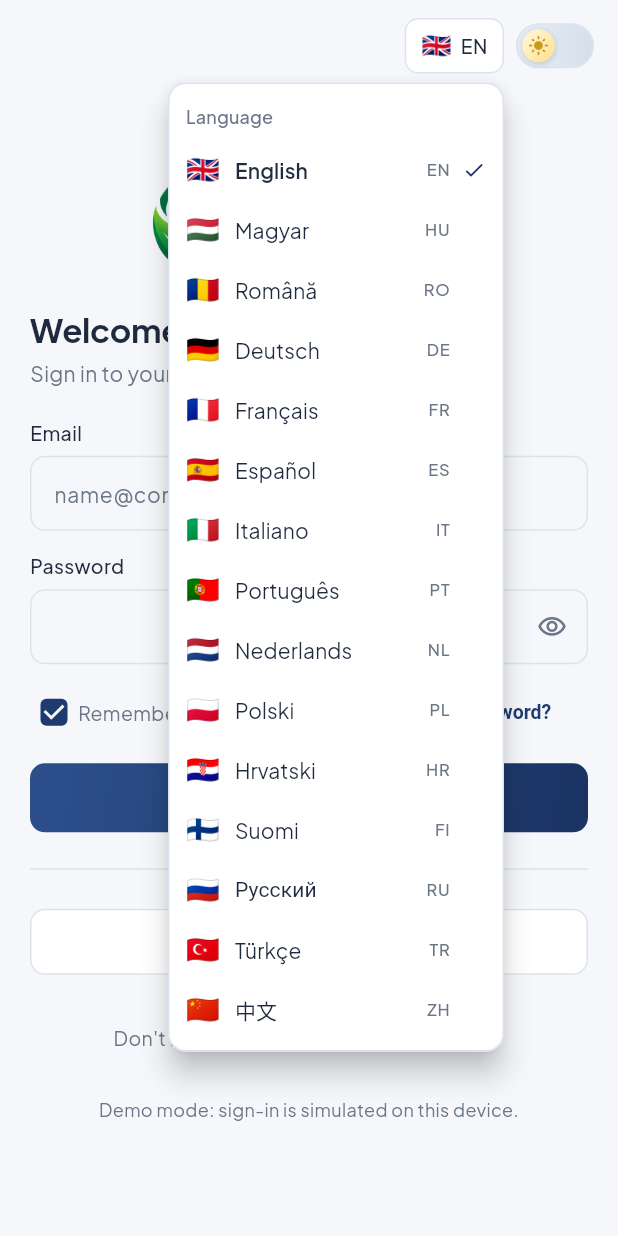
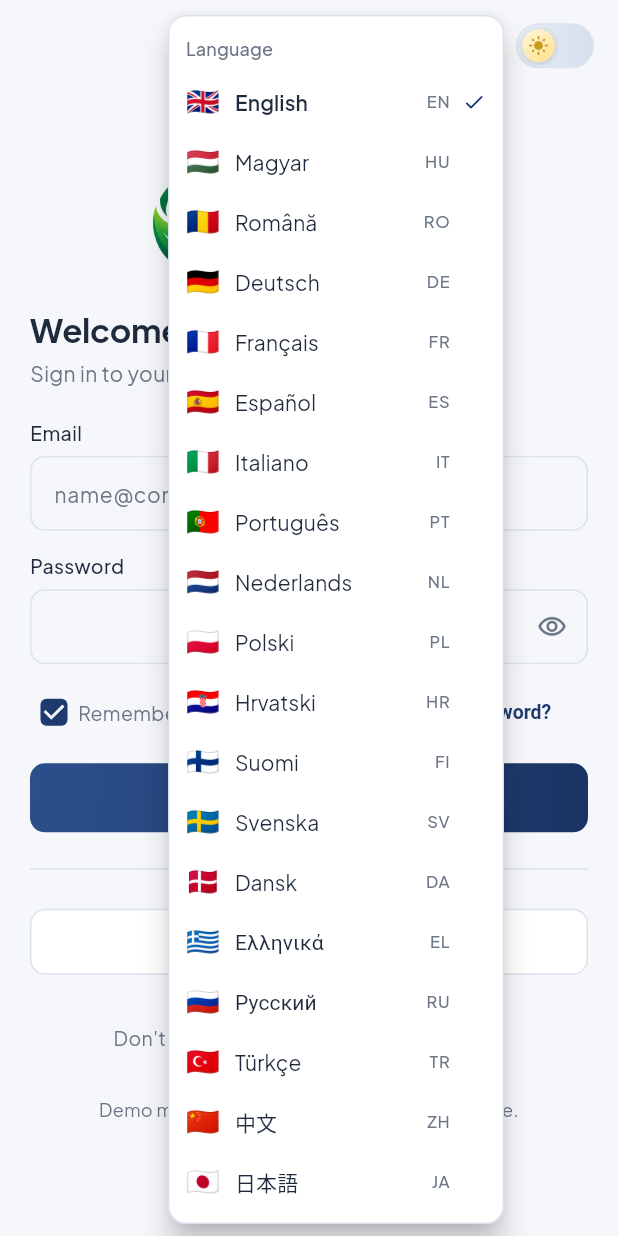
Before and after one commit to galtimi2002/weshape-app, a Flutter app: the screen it shows after launch, after a tap on an icon or button, on a phone screen of 412 x 824 dp. Run offline on Flutter 3.47's test engine with Material 3 defaults, Android fonts, the phone set to English and light mode, and no system bars; our stand-ins replace firebase_auth, firebase_core, google_fonts, google_sign_in, shared_preferences; accounts and stored records are empty; network calls fail.

Commit message:
Add Swedish, Danish, Greek and Japanese (19 languages)

```diff
--- a/lib/core/i18n/app_localizations.dart
+++ b/lib/core/i18n/app_localizations.dart
@@ -4,17 +4,21 @@ import 'app_strings.dart';
 import 'languages.dart';
 import 'strings/strings_de.dart';
 import 'strings/strings_en.dart';
+import 'strings/strings_da.dart';
+import 'strings/strings_el.dart';
 import 'strings/strings_es.dart';
 import 'strings/strings_fi.dart';
 import 'strings/strings_fr.dart';
 import 'strings/strings_hr.dart';
 import 'strings/strings_hu.dart';
 import 'strings/strings_it.dart';
+import 'strings/strings_ja.dart';
 import 'strings/strings_nl.dart';
 import 'strings/strings_pl.dart';
 import 'strings/strings_pt.dart';
 import 'strings/strings_ro.dart';
 import 'strings/strings_ru.dart';
+import 'strings/strings_sv.dart';
 import 'strings/strings_tr.dart';
 import 'strings/strings_zh.dart';
 
@@ -41,9 +45,13 @@ class AppLocalizations {
     'pl': kStringsPl,
     'hr': kStringsHr,
     'fi': kStringsFi,
+    'sv': kStringsSv,
+    'da': kStringsDa,
+    'el': kStringsEl,
     'ru': kStringsRu,
     'tr': kStringsTr,
     'zh': kStringsZh,
+    'ja': kStringsJa,
   };
 
   static AppStrings stringsFor(Locale locale) => byLanguageCode[locale.languageCode] ?? kStringsEn;
--- a/lib/core/i18n/app_strings.dart
+++ b/lib/core/i18n/app_strings.dart
@@ -1,7 +1,7 @@
 /// Every user-facing string in the app.
 ///
 /// A constructor with required named parameters means a string cannot be added
-/// to English without the compiler demanding it in all 15 languages: missing
+/// to English without the compiler demanding it in all 19 languages: missing
 /// translations are a build error, not something to catch in review.
 class AppStrings {
   const AppStrings({
--- a/lib/core/i18n/languages.dart
+++ b/lib/core/i18n/languages.dart
@@ -38,9 +38,14 @@ abstract final class AppLanguages {
     AppLanguage('pl', 'Polski', 'PL'),
     AppLanguage('hr', 'Hrvatski', 'HR'),
     AppLanguage('fi', 'Suomi', 'FI'),
+    AppLanguage('sv', 'Svenska', 'SE'),
+    AppLanguage('da', 'Dansk', 'DK'),
+    AppLanguage('el', 'Ελληνικά', 'GR'),
     AppLanguage('ru', 'Русский', 'RU'),
     AppLanguage('tr', 'Türkçe', 'TR'),
+    // Mandarin, written in simplified characters.
     AppLanguage('zh', '中文', 'CN'),
+    AppLanguage('ja', '日本語', 'JP'),
   ];
 
   static final Map<String, AppLanguage> _byCode = {for (final l in all) l.code: l};
@@ -67,9 +72,13 @@ abstract final class AppLanguages {
       'pl': ['PL'],
       'hr': ['HR', 'BA'],
       'fi': ['FI'],
+      'sv': ['SE', 'AX'],
+      'da': ['DK', 'GL', 'FO'],
+      'el': ['GR', 'CY'],
       'ru': ['RU', 'BY', 'KZ', 'KG'],
       'tr': ['TR'],
       'zh': ['CN', 'TW', 'HK', 'MO'],
+      'ja': ['JP'],
     }.entries)
       for (final country in entry.value) country: entry.key,
   };
--- /dev/null
+++ b/lib/core/i18n/strings/strings_da.dart
@@ -0,0 +1,62 @@
+// GENERATED by tool/gen_strings.py from tool/translations.py. Do not edit.
+
+import '../app_strings.dart';
+
+const AppStrings kStringsDa = AppStrings(
+  tagline: 'Vi går op i den grønne energis fremtid.',
+  language: 'Sprog',
+  switchToDark: 'Skift til mørk tilstand',
+  switchToLight: 'Skift til lys tilstand',
+  welcomeBack: 'Velkommen tilbage',
+  signInSubtitle: 'Log ind på din konto',
+  email: 'E-mail',
+  password: 'Adgangskode',
+  rememberMe: 'Husk mig',
+  forgotPassword: 'Glemt adgangskoden?',
+  signIn: 'Log ind',
+  orDivider: 'eller',
+  continueWithGoogle: 'Fortsæt med Google',
+  noAccount: 'Har du ikke en konto?',
+  createAccount: 'Opret konto',
+  createAccountTitle: 'Opret din konto',
+  signUpSubtitle: 'Det tager under et minut',
+  firstName: 'Fornavn',
+  lastName: 'Efternavn',
+  country: 'Land',
+  selectCountry: 'Vælg dit land',
+  searchCountry: 'Søg efter land',
+  noResults: 'Ingen resultater',
+  languageHint: 'Foreslået ud fra dit land. Du kan altid ændre det.',
+  confirmPassword: 'Bekræft adgangskode',
+  passwordHint: 'Mindst 8 tegn',
+  haveAccount: 'Har du allerede en konto?',
+  completeProfileTitle: 'Et skridt mere',
+  completeProfileSubtitle: 'Fortæl os dit navn og hvor du er',
+  saveAndContinue: 'Gem og fortsæt',
+  greeting: 'Hej, {name}',
+  greetingSubtitle: 'Godt at se dig igen',
+  contentPlaceholder: 'Her kommer menuen og funktionerne',
+  yourCode: 'Din kode',
+  copy: 'Kopiér',
+  copied: 'Kopieret',
+  signOut: 'Log ud',
+  resetPasswordTitle: 'Nulstil adgangskoden',
+  resetPasswordBody: 'Vi sender dig et link, så du kan vælge en ny adgangskode.',
+  send: 'Send',
+  cancel: 'Annuller',
+  resetPasswordSent: 'Tjek din indbakke for linket.',
+  fieldRequired: 'Påkrævet',
+  invalidEmail: 'Angiv en gyldig e-mailadresse',
+  passwordTooShort: 'Brug mindst 8 tegn',
+  passwordsDoNotMatch: 'Adgangskoderne er ikke ens',
+  errorInvalidCredentials: 'Forkert e-mail eller adgangskode.',
+  errorEmailInUse: 'Der findes allerede en konto med denne e-mail. Log ind.',
+  errorTooManyRequests: 'For mange forsøg. Vent et minut, og prøv igen.',
+  errorNetwork: 'Serveren kan ikke nås. Tjek forbindelsen, og prøv igen.',
+  errorGeneric: 'Noget gik galt. Prøv igen.',
+  errorSessionExpired: 'Din session er udløbet. Log ind igen.',
+  retry: 'Prøv igen',
+  serverWakingUp: 'Serveren starter',
+  serverWakingUpHint: 'Efter en periode uden brug kan det tage op til et minut.',
+  demoModeNotice: 'Demotilstand: login simuleres på denne enhed.',
+);
--- /dev/null
+++ b/lib/core/i18n/strings/strings_el.dart
@@ -0,0 +1,62 @@
+// GENERATED by tool/gen_strings.py from tool/translations.py. Do not edit.
+
+import '../app_strings.dart';
+
+const AppStrings kStringsEl = AppStrings(
+  tagline: 'Νοιαζόμαστε για το μέλλον της πράσινης ενέργειας.',
+  language: 'Γλώσσα',
+  switchToDark: 'Αλλαγή σε σκούρο θέμα',
+  switchToLight: 'Αλλαγή σε φωτεινό θέμα',
+  welcomeBack: 'Καλώς ήρθες ξανά',
+  signInSubtitle: 'Συνδέσου στον λογαριασμό σου',
+  email: 'Email',
+  password: 'Κωδικός',
+  rememberMe: 'Να με θυμάσαι',
+  forgotPassword: 'Ξέχασες τον κωδικό;',
+  signIn: 'Σύνδεση',
+  orDivider: 'ή',
+  continueWithGoogle: 'Συνέχεια με Google',
+  noAccount: 'Δεν έχεις λογαριασμό;',
+  createAccount: 'Δημιουργία λογαριασμού',
+  createAccountTitle: 'Δημιούργησε τον λογαριασμό σου',
+  signUpSubtitle: 'Χρειάζεται λιγότερο από ένα λεπτό',
+  firstName: 'Όνομα',
+  lastName: 'Επώνυμο',
+  country: 'Χώρα',
+  selectCountry: 'Επίλεξε τη χώρα σου',
+  searchCountry: 'Αναζήτηση χώρας',
+  noResults: 'Δεν βρέθηκαν αποτελέσματα',
+  languageHint: 'Προτείνεται με βάση τη χώρα σου. Μπορείς να την αλλάξεις όποτε θέλεις.',
+  confirmPassword: 'Επιβεβαίωση κωδικού',
+  passwordHint: 'Τουλάχιστον 8 χαρακτήρες',
+  haveAccount: 'Έχεις ήδη λογαριασμό;',
+  completeProfileTitle: 'Ένα βήμα ακόμα',
+  completeProfileSubtitle: 'Πες μας το όνομά σου και πού βρίσκεσαι',
+  saveAndContinue: 'Αποθήκευση και συνέχεια',
+  greeting: 'Γεια σου, {name}',
+  greetingSubtitle: 'Χαιρόμαστε που σε ξαναβλέπουμε',
+  contentPlaceholder: 'Εδώ θα εμφανιστούν το μενού και οι λειτουργίες',
+  yourCode: 'Ο κωδικός σου',
+  copy: 'Αντιγραφή',
+  copied: 'Αντιγράφηκε',
+  signOut: 'Αποσύνδεση',
+  resetPasswordTitle: 'Επαναφορά κωδικού',
+  resetPasswordBody: 'Θα σου στείλουμε email με σύνδεσμο για νέο κωδικό.',
+  send: 'Αποστολή',
+  cancel: 'Άκυρο',
+  resetPasswordSent: 'Έλεγξε τα εισερχόμενά σου για τον σύνδεσμο.',
+  fieldRequired: 'Υποχρεωτικό',
+  invalidEmail: 'Γράψε ένα έγκυρο email',
+  passwordTooShort: 'Χρησιμοποίησε τουλάχιστον 8 χαρακτήρες',
+  passwordsDoNotMatch: 'Οι κωδικοί δεν ταιριάζουν',
+  errorInvalidCredentials: 'Λάθος email ή κωδικός.',
+  errorEmailInUse: 'Υπάρχει ήδη λογαριασμός με αυτό το email. Συνδέσου.',
+  errorTooManyRequests: 'Πάρα πολλές προσπάθειες. Περίμενε ένα λεπτό και δοκίμασε ξανά.',
+  errorNetwork: 'Ο διακομιστής δεν είναι διαθέσιμος. Έλεγξε τη σύνδεση και δοκίμασε ξανά.',
+  errorGeneric: 'Κάτι πήγε στραβά. Δοκίμασε ξανά.',
+  errorSessionExpired: 'Η συνεδρία έληξε. Συνδέσου ξανά.',
+  retry: 'Δοκίμασε ξανά',
+  serverWakingUp: 'Ο διακομιστής ξεκινά',
+  serverWakingUpHint: 'Μετά από αδράνεια μπορεί να χρειαστεί έως ένα λεπτό.',
+  demoModeNotice: 'Λειτουργία επίδειξης: η σύνδεση προσομοιώνεται σε αυτή τη συσκευή.',
+);
--- /dev/null
+++ b/lib/core/i18n/strings/strings_ja.dart
@@ -0,0 +1,62 @@
+// GENERATED by tool/gen_strings.py from tool/translations.py. Do not edit.
+
+import '../app_strings.dart';
+
+const AppStrings kStringsJa = AppStrings(
+  tagline: '私たちはグリーンエネルギーの未来を大切にしています。',
+  language: '言語',
+  switchToDark: 'ダークモードに切り替え',
+  switchToLight: 'ライトモードに切り替え',
+  welcomeBack: 'おかえりなさい',
+  signInSubtitle: 'アカウントにログイン',
+  email: 'メールアドレス',
+  password: 'パスワード',
+  rememberMe: 'ログインしたままにする',
+  forgotPassword: 'パスワードをお忘れですか？',
+  signIn: 'ログイン',
+  orDivider: 'または',
+  continueWithGoogle: 'Google で続ける',
+  noAccount: 'アカウントをお持ちでないですか？',
+  createAccount: 'アカウント作成',
+  createAccountTitle: 'アカウントを作成',
+  signUpSubtitle: '1分もかかりません',
+  firstName: '名',
+  lastName: '姓',
+  country: '国・地域',
+  selectCountry: '国・地域を選択',
+  searchCountry: '国・地域を検索',
+  noResults: '該当なし',
+  languageHint: '国・地域に合わせて提案しています。いつでも変更できます。',
+  confirmPassword: 'パスワード（確認）',
+  passwordHint: '8文字以上',
+  haveAccount: 'すでにアカウントをお持ちですか？',
+  completeProfileTitle: 'あと1ステップ',
+  completeProfileSubtitle: 'お名前とお住まいの国・地域を教えてください',
+  saveAndContinue: '保存して続ける',
+  greeting: 'こんにちは、{name}さん',
+  greetingSubtitle: 'またお会いできてうれしいです',
+  contentPlaceholder: 'ここにメニューと機能が表示されます',
+  yourCode: 'あなたのコード',
+  copy: 'コピー',
+  copied: 'コピーしました',
+  signOut: 'ログアウト',
+  resetPasswordTitle: 'パスワードの再設定',
+  resetPasswordBody: '新しいパスワードを設定するためのリンクをメールでお送りします。',
+  send: '送信',
+  cancel: 'キャンセル',
+  resetPasswordSent: '受信トレイで再設定リンクをご確認ください。',
+  fieldRequired: '必須',
+  invalidEmail: '有効なメールアドレスを入力してください',
+  passwordTooShort: '8文字以上にしてください',
+  passwordsDoNotMatch: 'パスワードが一致しません',
+  errorInvalidCredentials: 'メールアドレスまたはパスワードが正しくありません。',
+  errorEmailInUse: 'このメールアドレスのアカウントはすでにあります。ログインしてください。',
+  errorTooManyRequests: '試行回数が多すぎます。1分ほど待ってから再度お試しください。',
+  errorNetwork: 'サーバーに接続できません。接続を確認して再度お試しください。',
+  errorGeneric: '問題が発生しました。もう一度お試しください。',
+  errorSessionExpired: 'セッションの有効期限が切れました。もう一度ログインしてください。',
+  retry: '再試行',
+  serverWakingUp: 'サーバーを起動しています',
+  serverWakingUpHint: 'しばらく使われていなかった場合、最大1分ほどかかります。',
+  demoModeNotice: 'デモモード：ログインはこの端末上でシミュレートされています。',
+);
--- /dev/null
+++ b/lib/core/i18n/strings/strings_sv.dart
@@ -0,0 +1,62 @@
+// GENERATED by tool/gen_strings.py from tool/translations.py. Do not edit.
+
+import '../app_strings.dart';
+
+const AppStrings kStringsSv = AppStrings(
+  tagline: 'Vi bryr oss om den gröna energins framtid.',
+  language: 'Språk',
+  switchToDark: 'Byt till mörkt läge',
+  switchToLight: 'Byt till ljust läge',
+  welcomeBack: 'Välkommen tillbaka',
+  signInSubtitle: 'Logga in på ditt konto',
+  email: 'E-post',
+  password: 'Lösenord',
+  rememberMe: 'Kom ihåg mig',
+  forgotPassword: 'Glömt lösenordet?',
+  signIn: 'Logga in',
+  orDivider: 'eller',
+  continueWithGoogle: 'Fortsätt med Google',
+  noAccount: 'Har du inget konto?',
+  createAccount: 'Skapa konto',
+  createAccountTitle: 'Skapa ditt konto',
+  signUpSubtitle: 'Det tar mindre än en minut',
+  firstName: 'Förnamn',
+  lastName: 'Efternamn',
+  country: 'Land',
+  selectCountry: 'Välj ditt land',
+  searchCountry: 'Sök land',
+  noResults: 'Inga träffar',
+  languageHint: 'Föreslaget utifrån ditt land. Du kan ändra det när du vill.',
+  confirmPassword: 'Bekräfta lösenord',
+  passwordHint: 'Minst 8 tecken',
+  haveAccount: 'Har du redan ett konto?',
+  completeProfileTitle: 'Ett steg kvar',
+  completeProfileSubtitle: 'Berätta vad du heter och var du bor',
+  saveAndContinue: 'Spara och fortsätt',
+  greeting: 'Hej, {name}',
+  greetingSubtitle: 'Kul att se dig igen',
+  contentPlaceholder: 'Här kommer menyn och funktionerna',
+  yourCode: 'Din kod',
+  copy: 'Kopiera',
+  copied: 'Kopierat',
+  signOut: 'Logga ut',
+  resetPasswordTitle: 'Återställ lösenordet',
+  resetPasswordBody: 'Vi mejlar dig en länk för att välja ett nytt lösenord.',
+  send: 'Skicka',
+  cancel: 'Avbryt',
+  resetPasswordSent: 'Kolla din inkorg efter länken.',
+  fieldRequired: 'Obligatoriskt',
+  invalidEmail: 'Ange en giltig e-postadress',
+  passwordTooShort: 'Använd minst 8 tecken',
+  passwordsDoNotMatch: 'Lösenorden matchar inte',
+  errorInvalidCredentials: 'Fel e-post eller lösenord.',
+  errorEmailInUse: 'Det finns redan ett konto med den här e-postadressen. Logga in.',
+  errorTooManyRequests: 'För många försök. Vänta en minut och försök igen.',
+  errorNetwork: 'Servern går inte att nå. Kontrollera anslutningen och försök igen.',
+  errorGeneric: 'Något gick fel. Försök igen.',
+  errorSessionExpired: 'Sessionen har gått ut. Logga in igen.',
+  retry: 'Försök igen',
+  serverWakingUp: 'Servern startar',
+  serverWakingUpHint: 'Efter en stunds inaktivitet kan det ta upp till en minut.',
+  demoModeNotice: 'Demoläge: inloggningen simuleras på den här enheten.',
+);
```
Also changed, not shown: lib/core/i18n/country_names.g.dart, 5 other files.
